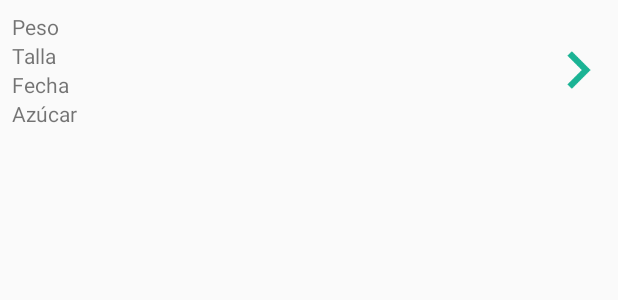
After one commit to halivert/faty-tt, an Android app: the layout medical_history_row_layout.xml on its own in the app's theme, with its tools: preview values and no code run, on a phone screen of 412 x 824 dp. The commit adds this screen. Shown: the top 300 px of the screen. Run offline under Robolectric (Android 15) with nearby library versions, the phone set to English and light mode, and no system bars; Roboto replaces fonts that are not available here.

Commit message:
Fixed sugar recording  Cambios a ser confirmados: 	modificado:     CeresMobile/.idea/caches/build_file_checksums.ser 	modificado:     CeresMobile/app/build.gradle 	modificado:     CeresMobile/app/release/output.json 	nuevo archivo:  CeresMobile/app/src/main/java/escom/tt/ceres/ceresmobile/adapters/MedicalHistoryAdapter.kt 	modificado:     CeresMobile/app/src/main/java/escom/tt/ceres/ceresmobile/adapters/PatientListAdapter.kt 	modificado:     CeresMobile/app/src/main/java/escom/tt/ceres/ceresmobile/fragments/DoctorPatientsFragment.kt 	modificado:     CeresMobile/app/src/main/java/escom/tt/ceres/ceresmobile/fragments/DoctorSignInFragment.kt 	nuevo archivo:  CeresMobile/app/src/main/java/escom/tt/ceres/ceresmobile/fragments/MedicalHistoriesFragment.kt 	modificado:     CeresMobile/app/src/main/java/escom/tt/ceres/ceresmobile/fragments/PatientSignInFragment.kt 	modificado:     CeresMobile/app/src/main/java/escom/tt/ceres/ceresmobile/fragments/PatientSugarRecordingFragment.kt 	nuevo archivo:  CeresMobile/app/src/main/java/escom/tt/ceres/ceresmobile/models/MedicalHistory.kt 	modificado:     CeresMobile/app/src/main/java/escom/tt/ceres/ceresmobile/models/Patient.kt 	modificado:     CeresMobile/app/src/main/java/escom/tt/ceres/ceresmobile/tools/Constants.kt 	modificado:     CeresMobile/app/src/main/java/escom/tt/ceres/ceresmobile/tools/Functions.kt 	nuevo archivo:  CeresMobile/app/src/main/res/layout/fragment_medical_histories.xml 	nuevo archivo:  CeresMobile/app/src/main/res/layout/medical_history_row_layout.xml 	modificado:     CeresMobile/app/src/main/res/layout/patient_sugar_recording_fragment.xml 	modificado:     CeresMobile/app/src/main/res/values/strings.xml 	modificado:     CeresMobile/build.gradle

```diff
--- a/CeresMobile/app/build.gradle
+++ b/CeresMobile/app/build.gradle
@@ -31,6 +31,7 @@ dependencies {
     implementation 'com.android.volley:volley:1.1.0'
     implementation "org.jetbrains.kotlin:kotlin-stdlib-jdk7:$kotlin_version"
     implementation "org.jetbrains.kotlinx:kotlinx-coroutines-android:0.19.3"
+    implementation 'com.android.support:recyclerview-v7:26.1.0'
 }
 repositories {
     mavenCentral()
--- a/CeresMobile/app/src/main/java/escom/tt/ceres/ceresmobile/fragments/DoctorPatientsFragment.kt
+++ b/CeresMobile/app/src/main/java/escom/tt/ceres/ceresmobile/fragments/DoctorPatientsFragment.kt
@@ -8,6 +8,7 @@ import android.support.v4.widget.SwipeRefreshLayout
 import android.view.LayoutInflater
 import android.view.View
 import android.view.ViewGroup
+import android.widget.AdapterView
 import android.widget.ListView
 import android.widget.Toast
 import com.android.volley.Request
@@ -50,6 +51,11 @@ class DoctorPatientsFragment : Fragment() {
     var adapter = PatientListAdapter(activity, patients)
 
     patientsListView.adapter = adapter
+    patientsListView.onItemClickListener = AdapterView.OnItemClickListener { adapterView, view, i, l ->
+      var patient = adapterView.getItemAtPosition(i)
+      Toast.makeText(activity, patient.toString(), Toast.LENGTH_LONG).show()
+    }
+
     adapter.notifyDataSetChanged()
 
     return view
--- a/CeresMobile/app/src/main/java/escom/tt/ceres/ceresmobile/fragments/DoctorSignInFragment.kt
+++ b/CeresMobile/app/src/main/java/escom/tt/ceres/ceresmobile/fragments/DoctorSignInFragment.kt
@@ -33,7 +33,7 @@ import escom.tt.ceres.ceresmobile.tools.Constants.Strings.NOMBRE
 import escom.tt.ceres.ceresmobile.tools.Constants.Strings.OK
 import escom.tt.ceres.ceresmobile.tools.Constants.Strings.RESPUESTA
 import escom.tt.ceres.ceresmobile.tools.Constants.Strings.SEXO
-import escom.tt.ceres.ceresmobile.tools.Constants.Strings.URL_REGISTRO
+import escom.tt.ceres.ceresmobile.tools.Constants.Strings.URL_REGISTER
 import escom.tt.ceres.ceresmobile.tools.Functions.showDatePicker
 import org.json.JSONObject
 
@@ -146,7 +146,7 @@ class DoctorSignInFragment : Fragment() {
       dataToSend.put(CEDULA_PROFESIONAL, professionalLicense)
       dataToSend.put(CODIGO_MEDICO, null)
 
-      val request = JsonObjectRequest(POST, URL_REGISTRO, dataToSend,
+      val request = JsonObjectRequest(POST, URL_REGISTER, dataToSend,
           Response.Listener {
             var message = ERROR
 
--- a/CeresMobile/app/src/main/java/escom/tt/ceres/ceresmobile/fragments/PatientSignInFragment.kt
+++ b/CeresMobile/app/src/main/java/escom/tt/ceres/ceresmobile/fragments/PatientSignInFragment.kt
@@ -32,7 +32,7 @@ import escom.tt.ceres.ceresmobile.tools.Constants.Strings.NOMBRE
 import escom.tt.ceres.ceresmobile.tools.Constants.Strings.OK
 import escom.tt.ceres.ceresmobile.tools.Constants.Strings.RESPUESTA
 import escom.tt.ceres.ceresmobile.tools.Constants.Strings.SEXO
-import escom.tt.ceres.ceresmobile.tools.Constants.Strings.URL_REGISTRO
+import escom.tt.ceres.ceresmobile.tools.Constants.Strings.URL_REGISTER
 import escom.tt.ceres.ceresmobile.tools.Functions.showDatePicker
 import org.json.JSONObject
 
@@ -162,7 +162,7 @@ class PatientSignInFragment : Fragment() {
       dataToSend.put(ID_ROL, PACIENTE)
       dataToSend.put(CODIGO_MEDICO, doctorCode)
 
-      var request = JsonObjectRequest(POST, URL_REGISTRO, dataToSend,
+      var request = JsonObjectRequest(POST, URL_REGISTER, dataToSend,
           Response.Listener {
             var message = ERROR
 
--- a/CeresMobile/app/src/main/java/escom/tt/ceres/ceresmobile/models/Patient.kt
+++ b/CeresMobile/app/src/main/java/escom/tt/ceres/ceresmobile/models/Patient.kt
@@ -6,7 +6,7 @@ class Patient() {
   var name: String? = ""
   var email: String? = ""
   var sex: String? = ""
-  var idUser: Int? = -1
+  var idUser: Int = -1
   var idDoctor: Int? = -1
   var lastName: String? = ""
   var mothersLastName: String? = ""
@@ -17,7 +17,7 @@ class Patient() {
       email: String,
       sex: String?,
       idDoctor: Int?,
-      idUser: Int?,
+      idUser: Int,
       lastName: String?,
       mothersLastName: String?,
       birthDate: String?) : this() {
@@ -42,6 +42,8 @@ class Patient() {
     this.birthDate = if (patientJson.has("fec_NAC")) patientJson.getString("fec_NAC") else ""
   }
 
+  fun getId(): Int? = this.idUser
+
   override fun toString(): String {
     return "Nombre: ${this.name}, Email: ${this.email}"
   }
--- /dev/null
+++ b/CeresMobile/app/src/main/res/layout/medical_history_row_layout.xml
@@ -0,0 +1,49 @@
+<?xml version="1.0" encoding="utf-8"?>
+<RelativeLayout xmlns:android="http://schemas.android.com/apk/res/android"
+                android:layout_width="match_parent"
+                android:layout_height="wrap_content"
+                android:orientation="horizontal">
+
+    <ImageView
+        android:id="@+id/chevron_right"
+        android:layout_width="52dp"
+        android:layout_height="52dp"
+        android:layout_alignParentEnd="true"
+        android:layout_centerInParent="true"
+        android:src="@drawable/ic_chevron_right"/>
+
+    <LinearLayout
+        android:layout_width="match_parent"
+        android:layout_height="wrap_content"
+        android:layout_centerVertical="true"
+        android:layout_toLeftOf="@id/chevron_right"
+        android:orientation="vertical"
+        android:padding="8dp">
+
+        <TextView
+            android:id="@+id/patient_weight"
+            android:layout_width="match_parent"
+            android:layout_height="wrap_content"
+            android:text="@string/weight"/>
+
+        <TextView
+            android:id="@+id/patient_size"
+            android:layout_width="match_parent"
+            android:layout_height="wrap_content"
+            android:text="@string/size"/>
+
+        <TextView
+            android:id="@+id/medical_history_date"
+            android:layout_width="match_parent"
+            android:layout_height="wrap_content"
+            android:text="@string/date"/>
+
+        <TextView
+            android:id="@+id/patient_sugar"
+            android:layout_width="match_parent"
+            android:layout_height="wrap_content"
+            android:text="@string/sugar"/>
+
+    </LinearLayout>
+
+</RelativeLayout>
--- a/CeresMobile/app/src/main/res/values/strings.xml
+++ b/CeresMobile/app/src/main/res/values/strings.xml
@@ -68,4 +68,9 @@
     <string name="age">Edad</string>
     <string name="sex">Sexo</string>
     <string name="show_diets">Ver mis dietas</string>
+    <string name="weight">Peso</string>
+    <string name="size">Talla</string>
+
+    <!-- TODO: Remove or change this placeholder text -->
+    <string name="hello_blank_fragment">Hello blank fragment</string>
 </resources>
--- a/CeresMobile/build.gradle
+++ b/CeresMobile/build.gradle
@@ -8,7 +8,7 @@ buildscript {
         jcenter()
     }
     dependencies {
-        classpath 'com.android.tools.build:gradle:3.1.0'
+        classpath 'com.android.tools.build:gradle:3.1.1'
         classpath "org.jetbrains.kotlin:kotlin-gradle-plugin:$kotlin_version"
 
         // NOTE: Do not place your application dependencies here; they belong
```
Also changed, not shown: CeresMobile/app/src/main/java/escom/tt/ceres/ceresmobile/adapters/MedicalHistoryAdapter.kt (added, +50 -0 lines), CeresMobile/app/src/main/java/escom/tt/ceres/ceresmobile/adapters/PatientListAdapter.kt (+6 -1 lines), CeresMobile/app/src/main/java/escom/tt/ceres/ceresmobile/fragments/MedicalHistoriesFragment.kt (added, +99 -0 lines), CeresMobile/app/src/main/java/escom/tt/ceres/ceresmobile/fragments/PatientSugarRecordingFragment.kt (+36 -13 lines), CeresMobile/app/src/main/java/escom/tt/ceres/ceresmobile/models/MedicalHistory.kt (added, +31 -0 lines), CeresMobile/app/src/main/java/escom/tt/ceres/ceresmobile/tools/Constants.kt (+21 -8 lines), CeresMobile/app/src/main/java/escom/tt/ceres/ceresmobile/tools/Functions.kt (+11 -0 lines), CeresMobile/app/src/main/res/layout/fragment_medical_histories.xml (added, +12 -0 lines), CeresMobile/app/src/main/res/layout/patient_sugar_recording_fragment.xml (+13 -1 lines), 1 other file.
